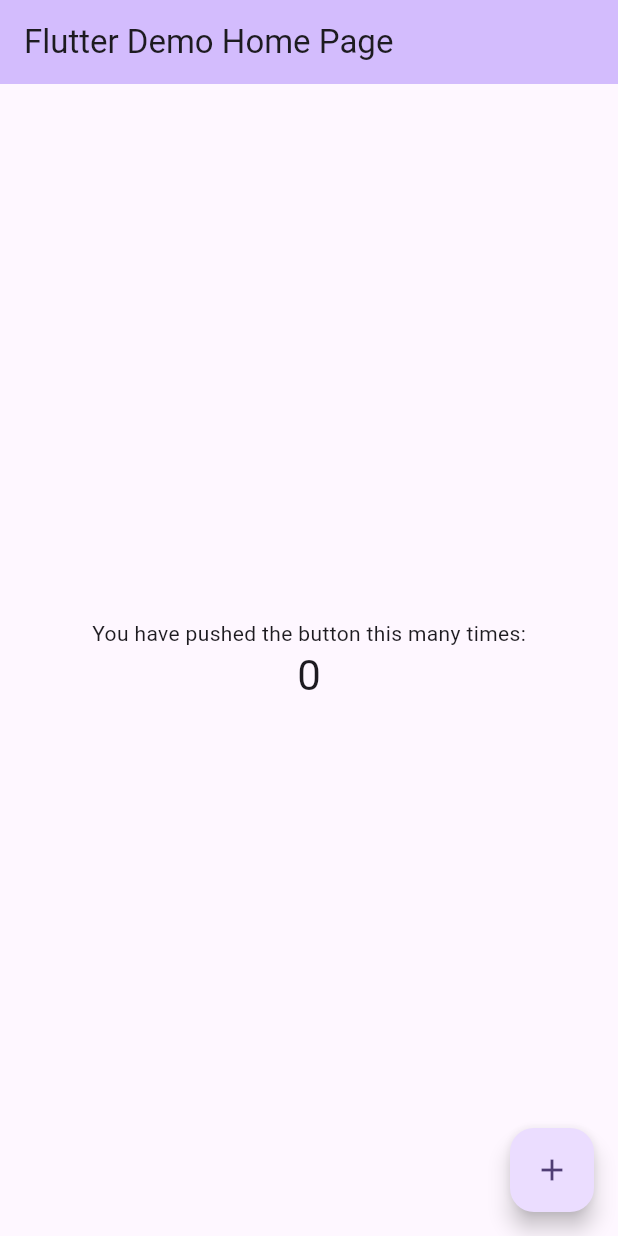
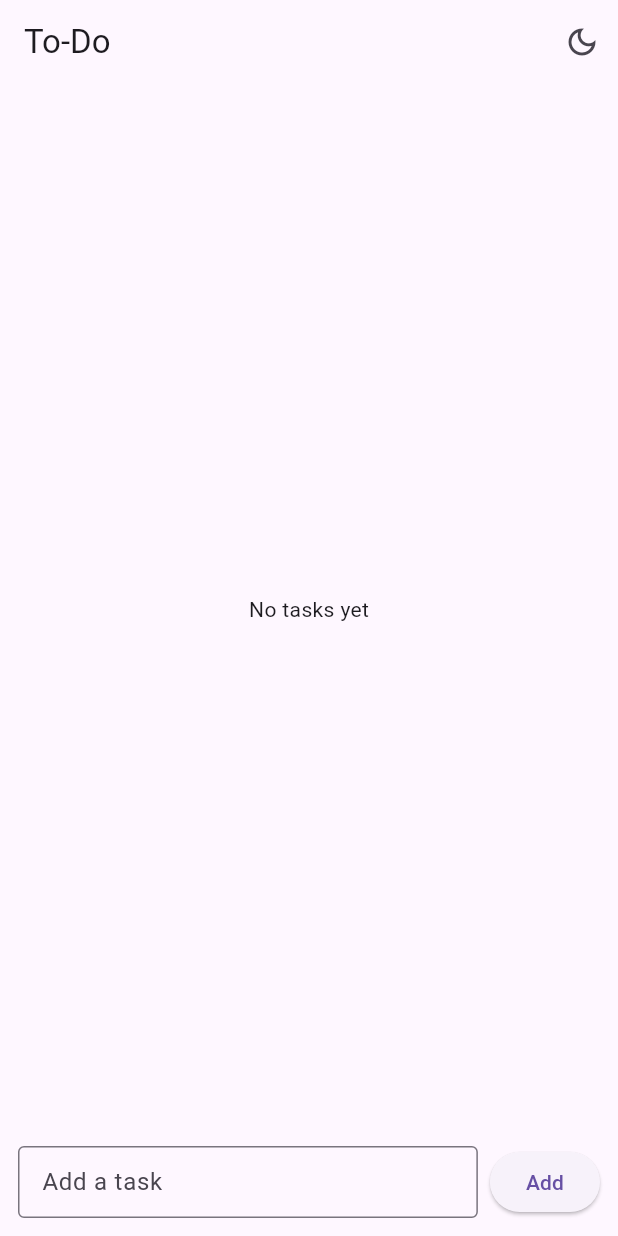
Before and after one commit to nexn-nisk/NEXN-APP1-Todo, a Flutter app: the screen it shows after launch, on a phone screen of 412 x 824 dp. Run offline on Flutter 3.47's test engine with Material 3 defaults, Android fonts, the phone set to English and light mode, and no system bars; our stand-ins replace shared_preferences.

Commit message:
feat: add persistence and dark mode toggle

```diff
--- a/lib/main.dart
+++ b/lib/main.dart
@@ -1,122 +1,209 @@
 import 'package:flutter/material.dart';
+import 'dart:convert';
+import 'package:shared_preferences/shared_preferences.dart';
 
 void main() {
-  runApp(const MyApp());
+  runApp(const TodoApp());
 }
 
-class MyApp extends StatelessWidget {
-  const MyApp({super.key});
+class TodoItem {
+  TodoItem({
+    required this.title,
+    this.isDone = false,
+  });
 
-  // This widget is the root of your application.
-  @override
-  Widget build(BuildContext context) {
-    return MaterialApp(
-      title: 'Flutter Demo',
-      theme: ThemeData(
-        // This is the theme of your application.
-        //
-        // TRY THIS: Try running your application with "flutter run". You'll see
-        // the application has a purple toolbar. Then, without quitting the app,
-        // try changing the seedColor in the colorScheme below to Colors.green
-        // and then invoke "hot reload" (save your changes or press the "hot
-        // reload" button in a Flutter-supported IDE, or press "r" if you used
-        // the command line to start the app).
-        //
-        // Notice that the counter didn't reset back to zero; the application
-        // state is not lost during the reload. To reset the state, use hot
-        // restart instead.
-        //
-        // This works for code too, not just values: Most code changes can be
-        // tested with just a hot reload.
-        colorScheme: ColorScheme.fromSeed(seedColor: Colors.deepPurple),
-      ),
-      home: const MyHomePage(title: 'Flutter Demo Home Page'),
+  final String title;
+  bool isDone;
+
+  Map<String, dynamic> toJson() {
+    return <String, dynamic>{
+      'title': title,
+      'isDone': isDone,
+    };
+  }
+
+  factory TodoItem.fromJson(Map<String, dynamic> json) {
+    return TodoItem(
+      title: (json['title'] as String?) ?? '',
+      isDone: (json['isDone'] as bool?) ?? false,
     );
   }
 }
 
-class MyHomePage extends StatefulWidget {
-  const MyHomePage({super.key, required this.title});
-
-  // This widget is the home page of your application. It is stateful, meaning
-  // that it has a State object (defined below) that contains fields that affect
-  // how it looks.
-
-  // This class is the configuration for the state. It holds the values (in this
-  // case the title) provided by the parent (in this case the App widget) and
-  // used by the build method of the State. Fields in a Widget subclass are
-  // always marked "final".
-
-  final String title;
+class TodoApp extends StatefulWidget {
+  const TodoApp({super.key});
 
   @override
-  State<MyHomePage> createState() => _MyHomePageState();
+  State<TodoApp> createState() => _TodoAppState();
 }
 
-class _MyHomePageState extends State<MyHomePage> {
-  int _counter = 0;
+class _TodoAppState extends State<TodoApp> {
+  static const String _tasksKey = 'tasks';
+  static const String _darkModeKey = 'darkMode';
 
-  void _incrementCounter() {
+  final List<TodoItem> _todos = <TodoItem>[];
+  final TextEditingController _controller = TextEditingController();
+  bool _isDarkMode = false;
+
+  @override
+  void initState() {
+    super.initState();
+    _loadSavedData();
+  }
+
+  Future<void> _loadSavedData() async {
+    final SharedPreferences prefs = await SharedPreferences.getInstance();
+    final List<String> storedTasks = prefs.getStringList(_tasksKey) ?? <String>[];
+    final bool storedDarkMode = prefs.getBool(_darkModeKey) ?? false;
+
+    final List<TodoItem> parsedTodos = storedTasks
+        .map(
+          (String raw) =>
+              TodoItem.fromJson(jsonDecode(raw) as Map<String, dynamic>),
+        )
+        .toList();
+
     setState(() {
-      // This call to setState tells the Flutter framework that something has
-      // changed in this State, which causes it to rerun the build method below
-      // so that the display can reflect the updated values. If we changed
-      // _counter without calling setState(), then the build method would not be
-      // called again, and so nothing would appear to happen.
-      _counter++;
+      _todos
+        ..clear()
+        ..addAll(parsedTodos);
+      _isDarkMode = storedDarkMode;
     });
+  }
+
+  Future<void> _saveTasks() async {
+    final SharedPreferences prefs = await SharedPreferences.getInstance();
+    final List<String> serialized = _todos
+        .map((TodoItem item) => jsonEncode(item.toJson()))
+        .toList();
+    await prefs.setStringList(_tasksKey, serialized);
+  }
+
+  Future<void> _saveDarkMode() async {
+    final SharedPreferences prefs = await SharedPreferences.getInstance();
+    await prefs.setBool(_darkModeKey, _isDarkMode);
+  }
+
+  @override
+  void dispose() {
+    _controller.dispose();
+    super.dispose();
+  }
+
+  void _addTask() {
+    final String text = _controller.text.trim();
+    if (text.isEmpty) {
+      return;
+    }
+
+    setState(() {
+      _todos.add(TodoItem(title: text));
+    });
+    _controller.clear();
+    _saveTasks();
+  }
+
+  void _toggleTask(int index, bool? value) {
+    setState(() {
+      _todos[index].isDone = value ?? false;
+    });
+    _saveTasks();
+  }
+
+  void _deleteTask(int index) {
+    setState(() {
+      _todos.removeAt(index);
+    });
+    _saveTasks();
+  }
+
+  void _toggleDarkMode() {
+    setState(() {
+      _isDarkMode = !_isDarkMode;
+    });
+    _saveDarkMode();
   }
 
   @override
   Widget build(BuildContext context) {
-    // This method is rerun every time setState is called, for instance as done
-    // by the _incrementCounter method above.
-    //
-    // The Flutter framework has been optimized to make rerunning build methods
-    // fast, so that you can just rebuild anything that needs updating rather
-    // than having to individually change instances of widgets.
-    return Scaffold(
-      appBar: AppBar(
-        // TRY THIS: Try changing the color here to a specific color (to
-        // Colors.amber, perhaps?) and trigger a hot reload to see the AppBar
-        // change color while the other colors stay the same.
-        backgroundColor: Theme.of(context).colorScheme.inversePrimary,
-        // Here we take the value from the MyHomePage object that was created by
-        // the App.build method, and use it to set our appbar title.
-        title: Text(widget.title),
+    return MaterialApp(
+      title: 'To-Do',
+      theme: ThemeData(
+        useMaterial3: true,
+        brightness: _isDarkMode ? Brightness.dark : Brightness.light,
       ),
-      body: Center(
-        // Center is a layout widget. It takes a single child and positions it
-        // in the middle of the parent.
-        child: Column(
-          // Column is also a layout widget. It takes a list of children and
-          // arranges them vertically. By default, it sizes itself to fit its
-          // children horizontally, and tries to be as tall as its parent.
-          //
-          // Column has various properties to control how it sizes itself and
-          // how it positions its children. Here we use mainAxisAlignment to
-          // center the children vertically; the main axis here is the vertical
-          // axis because Columns are vertical (the cross axis would be
-          // horizontal).
-          //
-          // TRY THIS: Invoke "debug painting" (choose the "Toggle Debug Paint"
-          // action in the IDE, or press "p" in the console), to see the
-          // wireframe for each widget.
-          mainAxisAlignment: MainAxisAlignment.center,
+      home: Scaffold(
+        appBar: AppBar(
+          title: const Text('To-Do'),
+          actions: <Widget>[
+            IconButton(
+              onPressed: _toggleDarkMode,
+              icon: Icon(
+                _isDarkMode ? Icons.light_mode_outlined : Icons.dark_mode_outlined,
+              ),
+              tooltip: _isDarkMode ? 'Light mode' : 'Dark mode',
+            ),
+          ],
+        ),
+        body: Column(
           children: <Widget>[
-            const Text('You have pushed the button this many times:'),
-            Text(
-              '$_counter',
-              style: Theme.of(context).textTheme.headlineMedium,
+            Expanded(
+              child: _todos.isEmpty
+                  ? const Center(child: Text('No tasks yet'))
+                  : ListView.builder(
+                      itemCount: _todos.length,
+                      itemBuilder: (BuildContext context, int index) {
+                        final TodoItem todo = _todos[index];
+                        return ListTile(
+                          leading: Checkbox(
+                            value: todo.isDone,
+                            onChanged: (bool? value) => _toggleTask(index, value),
+                          ),
+                          title: Text(
+                            todo.title,
+                            style: TextStyle(
+                              decoration: todo.isDone
+                                  ? TextDecoration.lineThrough
+                                  : TextDecoration.none,
+                            ),
+                          ),
+                          trailing: IconButton(
+                            icon: const Icon(Icons.delete_outline),
+                            onPressed: () => _deleteTask(index),
+                          ),
+                        );
+                      },
+                    ),
+            ),
+            SafeArea(
+              top: false,
+              child: Padding(
+                padding: const EdgeInsets.fromLTRB(12, 8, 12, 12),
+                child: Row(
+                  children: <Widget>[
+                    Expanded(
+                      child: TextField(
+                        controller: _controller,
+                        onSubmitted: (_) => _addTask(),
+                        decoration: const InputDecoration(
+                          hintText: 'Add a task',
+                          border: OutlineInputBorder(),
+                          isDense: true,
+                        ),
+                      ),
+                    ),
+                    const SizedBox(width: 8),
+                    ElevatedButton(
+                      onPressed: _addTask,
+                      child: const Text('Add'),
+                    ),
+                  ],
+                ),
+              ),
             ),
           ],
         ),
       ),
-      floatingActionButton: FloatingActionButton(
-        onPressed: _incrementCounter,
-        tooltip: 'Increment',
-        child: const Icon(Icons.add),
-      ), // This trailing comma makes auto-formatting nicer for build methods.
     );
   }
 }
--- a/pubspec.yaml
+++ b/pubspec.yaml
@@ -34,6 +34,7 @@ dependencies:
   # The following adds the Cupertino Icons font to your application.
   # Use with the CupertinoIcons class for iOS style icons.
   cupertino_icons: ^1.0.8
+  shared_preferences: ^2.5.3
 
 dev_dependencies:
   flutter_test:
```
Also changed, not shown: pubspec.lock, 7 other files.
